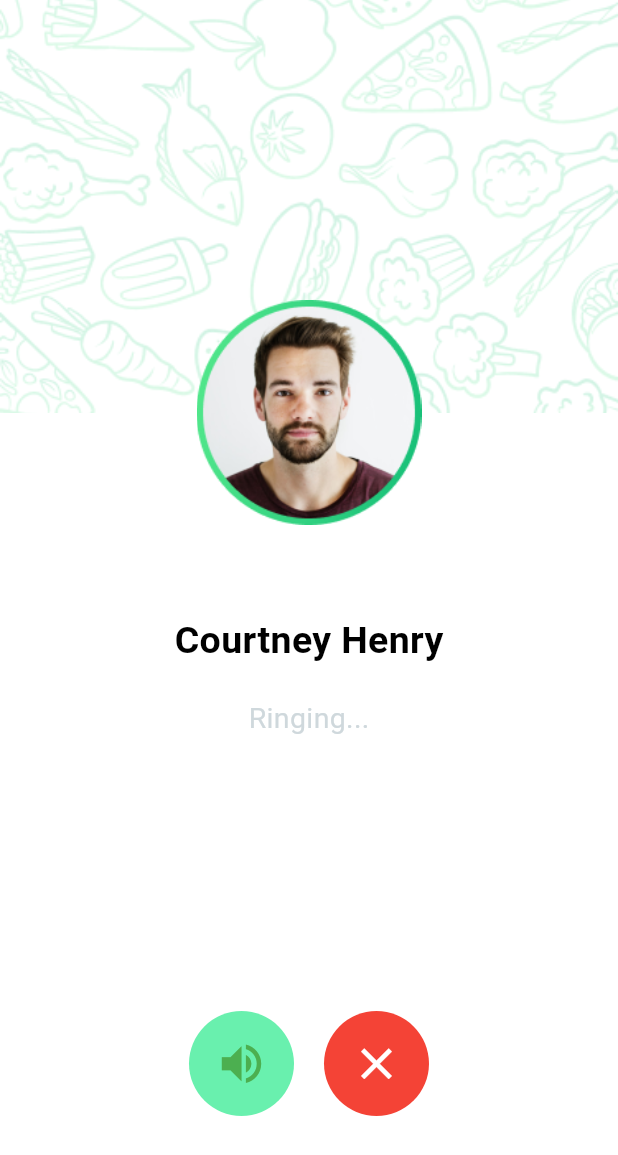
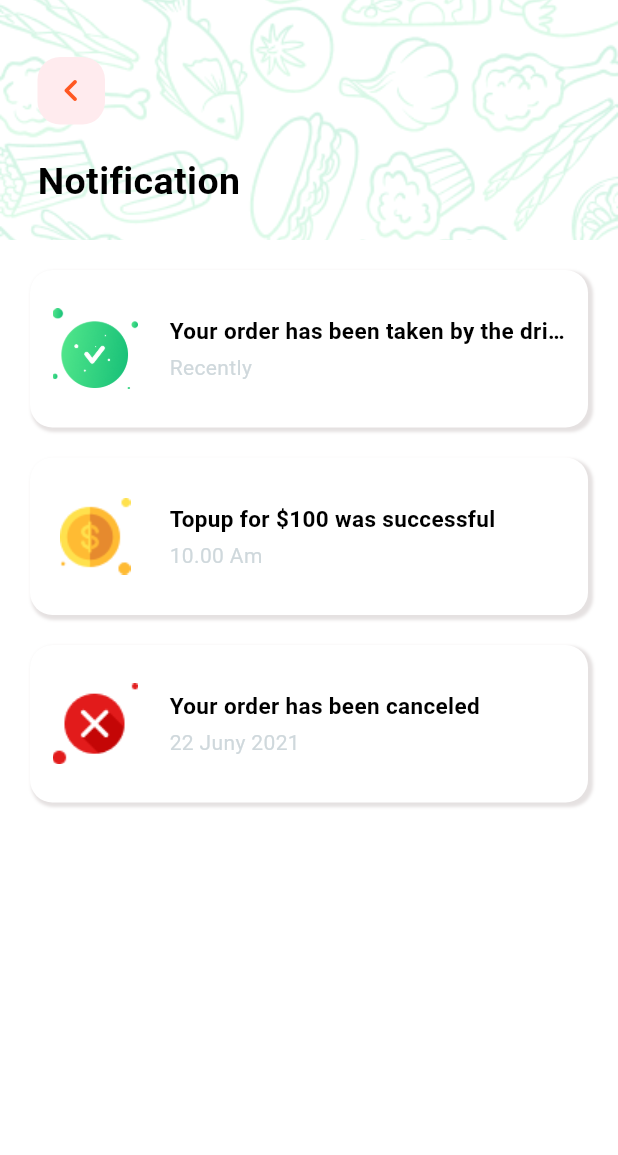
Before and after one commit to MrezaVasebi/f_food_ninja, a Flutter app: the screen it shows after launch, on a phone screen of 412 x 824 dp. Shown: the top 1155 px of the screen. Run offline on Flutter 3.47's test engine with Material 3 defaults, Android fonts, the phone set to English and light mode, and no system bars.

Commit message:
added: notification added

```diff
--- a/lib/main.dart
+++ b/lib/main.dart
@@ -1,4 +1,4 @@
-import 'package:f_food_delivery/scr/presentation/call_ringing.dart';
+import 'package:f_food_delivery/scr/presentation/notif.dart';
 import 'package:flutter/material.dart';
 import 'package:flutter/services.dart';
 
@@ -19,7 +19,7 @@ class MyApp extends StatelessWidget {
       debugShowCheckedModeBanner: false,
       home: Scaffold(
         backgroundColor: Colors.white,
-        body: CallRinging(),
+        body: Notif(),
       ),
     );
   }
--- a/lib/scr/presentation/chat_.dart
+++ /dev/null
@@ -1,36 +0,0 @@
-import 'package:f_food_delivery/scr/presentation/chat_list.dart';
-import 'package:f_food_delivery/scr/presentation/constant/dummy_data.dart';
-import 'package:f_food_delivery/scr/presentation/widgets/chat_header.dart';
-import 'package:flutter/material.dart';
-
-class Chat extends StatelessWidget {
-  const Chat({super.key});
-
-  @override
-  Widget build(BuildContext context) {
-    return SizedBox(
-      width: double.infinity,
-      height: MediaQuery.of(context).size.height,
-      child: Column(
-        mainAxisSize: MainAxisSize.min,
-        children: [
-          const ChatHeader(
-            userSelected: false,
-          ),
-          const SizedBox(
-            height: 20,
-          ),
-          Expanded(
-            flex: 1,
-            child: Padding(
-              padding: const EdgeInsets.symmetric(
-                horizontal: 20,
-              ),
-              child: ChatList(list: chatUser),
-            ),
-          )
-        ],
-      ),
-    );
-  }
-}
--- a/lib/scr/presentation/constant/dummy_data.dart
+++ b/lib/scr/presentation/constant/dummy_data.dart
@@ -69,3 +69,17 @@ final List messages = [
   {'who': 'sender', 'msg': 'Okay, wait a minute 👍'},
   {'who': 'receiver', 'msg': 'Okay I am waiting  👍'},
 ];
+
+final List notifications = [
+  {
+    'type': 'success',
+    'msg': 'Your order has been taken by the driver',
+    'time': 'Recently'
+  },
+  {'type': 'warn', 'msg': 'Topup for \$100 was successful', 'time': '10.00 Am'},
+  {
+    'type': 'error',
+    'msg': 'Your order has been canceled',
+    'time': '22 Juny 2021'
+  },
+];
--- a/lib/scr/presentation/constant/images.dart
+++ b/lib/scr/presentation/constant/images.dart
@@ -35,4 +35,6 @@ class PngImages {
   static const String userTwo = '$_path/userTwo.png';
   static const String userThree = '$_path/userThree.png';
   static const String userFour = '$_path/userFour.png';
+  static const String warn = '$_path/warn.png';
+  static const String error = '$_path/error.png';
 }
--- /dev/null
+++ b/lib/scr/presentation/notif.dart
@@ -0,0 +1,41 @@
+import 'package:f_food_delivery/scr/presentation/constant/dummy_data.dart';
+import 'package:f_food_delivery/scr/presentation/notif_list.dart';
+import 'package:f_food_delivery/scr/presentation/widgets/chat_header.dart';
+import 'package:flutter/material.dart';
+
+class Notif extends StatelessWidget {
+  const Notif({super.key});
+
+  @override
+  Widget build(BuildContext context) {
+    return SizedBox(
+      width: double.infinity,
+      height: MediaQuery.of(context).size.height,
+      child: Expanded(
+        flex: 1,
+        child: Column(
+          children: [
+            ChatHeader(
+              onTap: () {},
+              userSelected: false,
+              title: 'Notification',
+            ),
+            Expanded(
+              flex: 1,
+              child: SizedBox(
+                width: double.infinity,
+                height: double.infinity,
+                child: Padding(
+                  padding: const EdgeInsets.all(20),
+                  child: NotifList(
+                    list: notifications,
+                  ),
+                ),
+              ),
+            )
+          ],
+        ),
+      ),
+    );
+  }
+}
--- /dev/null
+++ b/lib/scr/presentation/notif_list.dart
@@ -0,0 +1,23 @@
+import 'package:f_food_delivery/scr/presentation/widgets/carts/notif_cart.dart';
+import 'package:flutter/material.dart';
+
+class NotifList extends StatelessWidget {
+  const NotifList({required this.list, super.key});
+
+  final List<dynamic> list;
+
+  @override
+  Widget build(BuildContext context) {
+    return ListView.separated(
+      itemBuilder: (context, index) {
+        final item = list[index];
+        return NotifCart(item: item);
+      },
+      separatorBuilder: (context, index) {
+        return const SizedBox(height: 20);
+      },
+      itemCount: list.length,
+      shrinkWrap: true,
+    );
+  }
+}
--- /dev/null
+++ b/lib/scr/presentation/widgets/carts/notif_cart.dart
@@ -0,0 +1,93 @@
+import 'package:f_food_delivery/scr/presentation/constant/images.dart';
+import 'package:f_food_delivery/scr/presentation/widgets/app_text.dart';
+import 'package:flutter/material.dart';
+
+class NotifCart extends StatelessWidget {
+  const NotifCart({required this.item, super.key});
+
+  final dynamic item;
+
+  @override
+  Widget build(BuildContext context) {
+    String getImage(String type) {
+      var image = '';
+      switch (type) {
+        case 'success':
+          image = PngImages.success;
+        case 'warn':
+          image = PngImages.warn;
+        case 'error':
+          image = PngImages.error;
+        default:
+      }
+
+      return image;
+    }
+
+    return Container(
+      width: double.infinity,
+      height: 105,
+      decoration: BoxDecoration(
+        color: Colors.white,
+        borderRadius: BorderRadius.circular(15),
+        boxShadow: const [
+          BoxShadow(
+            color: Color.fromARGB(255, 229, 225, 225),
+            blurRadius: 1.0, // soften the shadow
+            spreadRadius: 1, //extend the shadow
+            offset: Offset(
+              2.0, // Move to right 20  horizontally
+              2.0, // Move to bottom 10 Vertically
+            ),
+          )
+        ],
+      ),
+      child: Padding(
+        padding: const EdgeInsets.symmetric(
+          horizontal: 15,
+          vertical: 20,
+        ),
+        child: Row(
+          children: [
+            Image.asset(
+              getImage(item['type']),
+              height: 57,
+              width: 57,
+            ),
+            Expanded(
+              flex: 1,
+              child: Container(
+                margin: const EdgeInsets.only(left: 21),
+                width: double.infinity,
+                height: double.infinity,
+                child: Column(
+                  crossAxisAlignment: CrossAxisAlignment.start,
+                  mainAxisAlignment: MainAxisAlignment.center,
+                  children: [
+                    AppText(
+                      lbl: item['msg'],
+                      style: const TextStyle(
+                        fontSize: 15,
+                        fontWeight: FontWeight.bold,
+                        color: Colors.black,
+                        overflow: TextOverflow.ellipsis,
+                      ),
+                      maxLines: 1,
+                    ),
+                    const SizedBox(height: 4),
+                    AppText(
+                      lbl: item['time'],
+                      style: TextStyle(
+                        color: Colors.blueGrey[100],
+                      ),
+                    ),
+                  ],
+                ),
+              ),
+            )
+          ],
+        ),
+      ),
+    );
+  }
+}
--- a/pubspec.yaml
+++ b/pubspec.yaml
@@ -92,6 +92,8 @@ flutter:
       - assets/images/userTwo.png
       - assets/images/userThree.png
       - assets/images/userFour.png
+      - assets/images/warn.png
+      - assets/images/error.png
       # - images/a_dot_ham.jpeg
 
    # An image asset can refer to one or more resolution-specific "variants", see
```
Also changed, not shown: assets/images/error.png (added), assets/images/warn.png (added).
